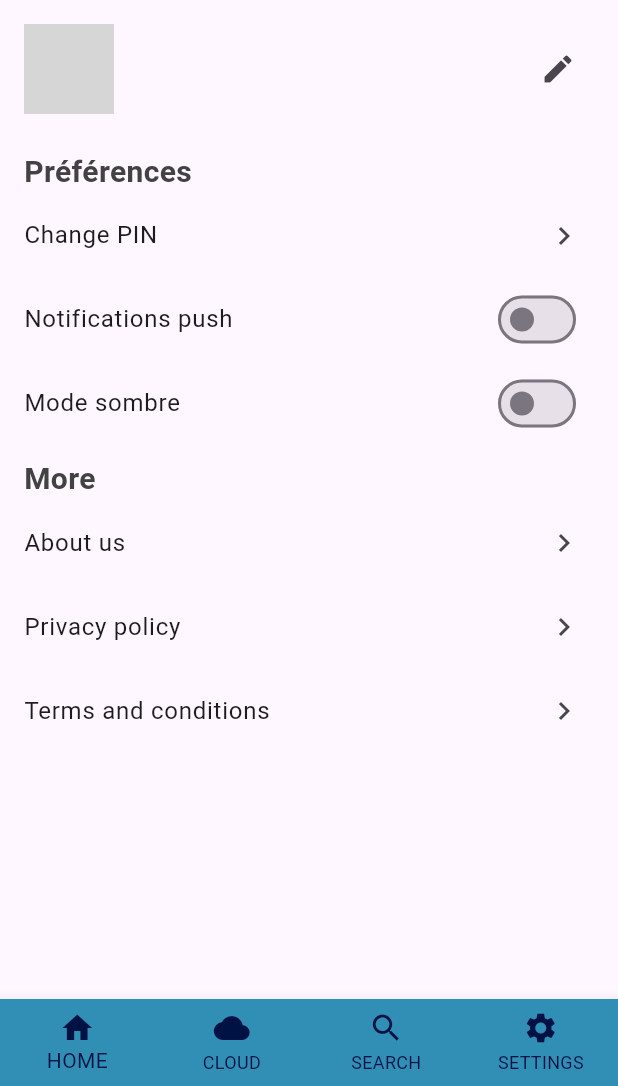
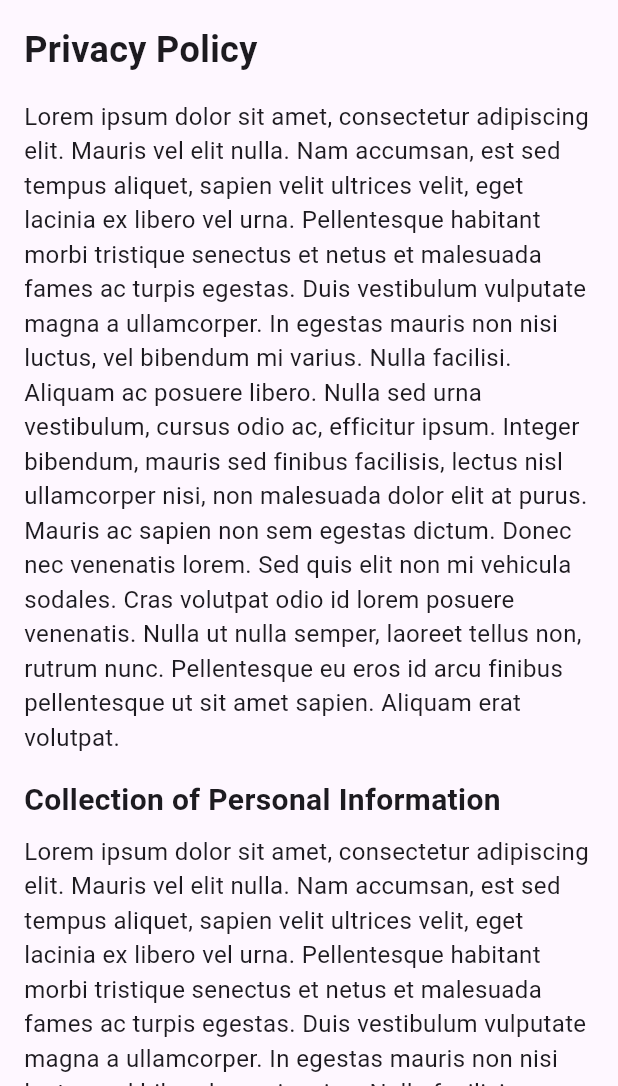
Before and after one commit to iwizy59/enchanteddiary, a Flutter app: the SettingWidget screen opened directly, item 4 of the bottom bar chosen, after a tap on "Privacy policy", on a phone screen of 412 x 824 dp, the part 150-1236 px from its top. Run offline on Flutter 3.47's test engine with Material 3 defaults, Android fonts, the phone set to English and light mode, and no system bars; our stand-ins replace dots_indicator, shared_preferences, sqflite, table_calendar; accounts and stored records are empty; Roboto replaces fonts that are missing (Poppins); grey boxes are pictures that could not be loaded.

Commit message:
Ajout des différentes pages

```diff
--- /dev/null
+++ b/lib/settings/privacy_policy.dart
@@ -0,0 +1,57 @@
+import 'package:enchanteddiary/header/header.dart';
+import 'package:flutter/material.dart';
+
+class PrivacyPolicyPage extends StatelessWidget {
+  @override
+  Widget build(BuildContext context) {
+    return Scaffold(
+      appBar: CustomHeader(),
+      body: SingleChildScrollView(
+        padding: EdgeInsets.all(16.0),
+        child: Column(
+          crossAxisAlignment: CrossAxisAlignment.start,
+          children: [
+            Text(
+              'Privacy Policy',
+              style: TextStyle(
+                fontSize: 24.0,
+                fontWeight: FontWeight.bold,
+              ),
+            ),
+            SizedBox(height: 16.0),
+            Text(
+              'Lorem ipsum dolor sit amet, consectetur adipiscing elit. Mauris vel elit nulla. Nam accumsan, est sed tempus aliquet, sapien velit ultrices velit, eget lacinia ex libero vel urna. Pellentesque habitant morbi tristique senectus et netus et malesuada fames ac turpis egestas. Duis vestibulum vulputate magna a ullamcorper. In egestas mauris non nisi luctus, vel bibendum mi varius. Nulla facilisi. Aliquam ac posuere libero. Nulla sed urna vestibulum, cursus odio ac, efficitur ipsum. Integer bibendum, mauris sed finibus facilisis, lectus nisl ullamcorper nisi, non malesuada dolor elit at purus. Mauris ac sapien non sem egestas dictum. Donec nec venenatis lorem. Sed quis elit non mi vehicula sodales. Cras volutpat odio id lorem posuere venenatis. Nulla ut nulla semper, laoreet tellus non, rutrum nunc. Pellentesque eu eros id arcu finibus pellentesque ut sit amet sapien. Aliquam erat volutpat.',
+              style: TextStyle(fontSize: 16.0),
+            ),
+            SizedBox(height: 16.0),
+            Text(
+              'Collection of Personal Information',
+              style: TextStyle(
+                fontSize: 20.0,
+                fontWeight: FontWeight.bold,
+              ),
+            ),
+            SizedBox(height: 8.0),
+            Text(
+              'Lorem ipsum dolor sit amet, consectetur adipiscing elit. Mauris vel elit nulla. Nam accumsan, est sed tempus aliquet, sapien velit ultrices velit, eget lacinia ex libero vel urna. Pellentesque habitant morbi tristique senectus et netus et malesuada fames ac turpis egestas. Duis vestibulum vulputate magna a ullamcorper. In egestas mauris non nisi luctus, vel bibendum mi varius. Nulla facilisi. Aliquam ac posuere libero. Nulla sed urna vestibulum, cursus odio ac, efficitur ipsum. Integer bibendum, mauris sed finibus facilisis, lectus nisl ullamcorper nisi, non malesuada dolor elit at purus. Mauris ac sapien non sem egestas dictum. Donec nec venenatis lorem. Sed quis elit non mi vehicula sodales. Cras volutpat odio id lorem posuere venenatis. Nulla ut nulla semper, laoreet tellus non, rutrum nunc. Pellentesque eu eros id arcu finibus pellentesque ut sit amet sapien. Aliquam erat volutpat.',
+              style: TextStyle(fontSize: 16.0),
+            ),
+            SizedBox(height: 16.0),
+            Text(
+              'Use of Personal Information',
+              style: TextStyle(
+                fontSize: 20.0,
+                fontWeight: FontWeight.bold,
+              ),
+            ),
+            SizedBox(height: 8.0),
+            Text(
+              'Lorem ipsum dolor sit amet, consectetur adipiscing elit. Mauris vel elit nulla. Nam accumsan, est sed tempus aliquet, sapien velit ultrices velit, eget lacinia ex libero vel urna. Pellentesque habitant morbi tristique senectus et netus et malesuada fames ac turpis egestas. Duis vestibulum vulputate magna a ullamcorper. In egestas mauris non nisi luctus, vel bibendum mi varius. Nulla facilisi. Aliquam ac posuere libero. Nulla sed urna vestibulum, cursus odio ac, efficitur ipsum. Integer bibendum, mauris sed finibus facilisis, lectus nisl ullamcorper nisi, non malesuada dolor elit at purus. Mauris ac sapien non sem egestas dictum. Donec nec venenatis lorem. Sed quis elit non mi vehicula sodales. Cras volutpat odio id lorem posuere venenatis. Nulla ut nulla semper, laoreet tellus non, rutrum nunc. Pellentesque eu eros id arcu finibus pellentesque ut sit amet sapien. Aliquam erat volutpat.',
+              style: TextStyle(fontSize: 16.0),
+            ),
+          ],
+        ),
+      ),
+    );
+  }
+}
--- a/lib/settings/settings.dart
+++ b/lib/settings/settings.dart
@@ -1,3 +1,4 @@
+import 'package:enchanteddiary/help/help.dart';
 import 'package:enchanteddiary/pin/secret_question_config.dart';
 import 'package:enchanteddiary/pin/secret_question_form.dart';
 import 'package:flutter/material.dart';
@@ -5,6 +6,8 @@ import 'package:enchanteddiary/settings/username.dart';
 import 'package:shared_preferences/shared_preferences.dart';
 import 'package:enchanteddiary/footer.dart';
 import 'package:enchanteddiary/header/header.dart';
+import 'package:enchanteddiary/settings/privacy_policy.dart';
+import 'package:enchanteddiary/settings/terms_and_conditions.dart';
 
 class SettingWidget extends StatefulWidget {
   @override
@@ -107,13 +110,13 @@ class _SettingWidgetState extends State<SettingWidget> {
                     radius: 30,
                   ),
                   SizedBox(width: 16),
-                  Expanded( // Ajoutez ceci
+                  Expanded(
+                    // Ajoutez ceci
                     child: UsernameEditorRow(),
                   ),
                 ],
               ),
             ),
-
           ),
           Padding(
             padding: const EdgeInsets.only(left: 16.0, top: 8),
@@ -130,7 +133,10 @@ class _SettingWidgetState extends State<SettingWidget> {
             title: Text("Change PIN"),
             trailing: Icon(Icons.chevron_right),
             onTap: () {
-              Navigator.pushReplacement(context, MaterialPageRoute(builder: (context) => SecretQuestionFormPage()));
+              Navigator.pushReplacement(
+                  context,
+                  MaterialPageRoute(
+                      builder: (context) => SecretQuestionFormPage()));
             },
           ),
           ListTile(
@@ -168,24 +174,28 @@ class _SettingWidgetState extends State<SettingWidget> {
             title: Text("About us"),
             trailing: Icon(Icons.chevron_right),
             onTap: () {
-              // Action lorsqu'on clique sur "À propos de nous"
+              Navigator.push(
+                  context, MaterialPageRoute(builder: (context) => HelpPage()));
             },
           ),
           ListTile(
             title: Text("Privacy policy"),
             trailing: Icon(Icons.chevron_right),
             onTap: () {
-              // Action lorsqu'on clique sur "Politique de confidentialité"
+              Navigator.push(context,
+                  MaterialPageRoute(builder: (context) => PrivacyPolicyPage()));
             },
           ),
           ListTile(
             title: Text("Terms and conditions"),
             trailing: Icon(Icons.chevron_right),
             onTap: () {
-              // Action lorsqu'on clique sur "Conditions d'utilisation"
+              Navigator.push(
+                  context,
+                  MaterialPageRoute(
+                      builder: (context) => FancyTermsAndConditionsPage()));
             },
           ),
-          // Le reste de votre contenu...
           Spacer(),
           Container(
             color: Colors.grey[200],
```
Also changed, not shown: lib/search/search_page.dart (+11 -1 lines), lib/settings/terms_and_conditions.dart (added, +73 -0 lines).
